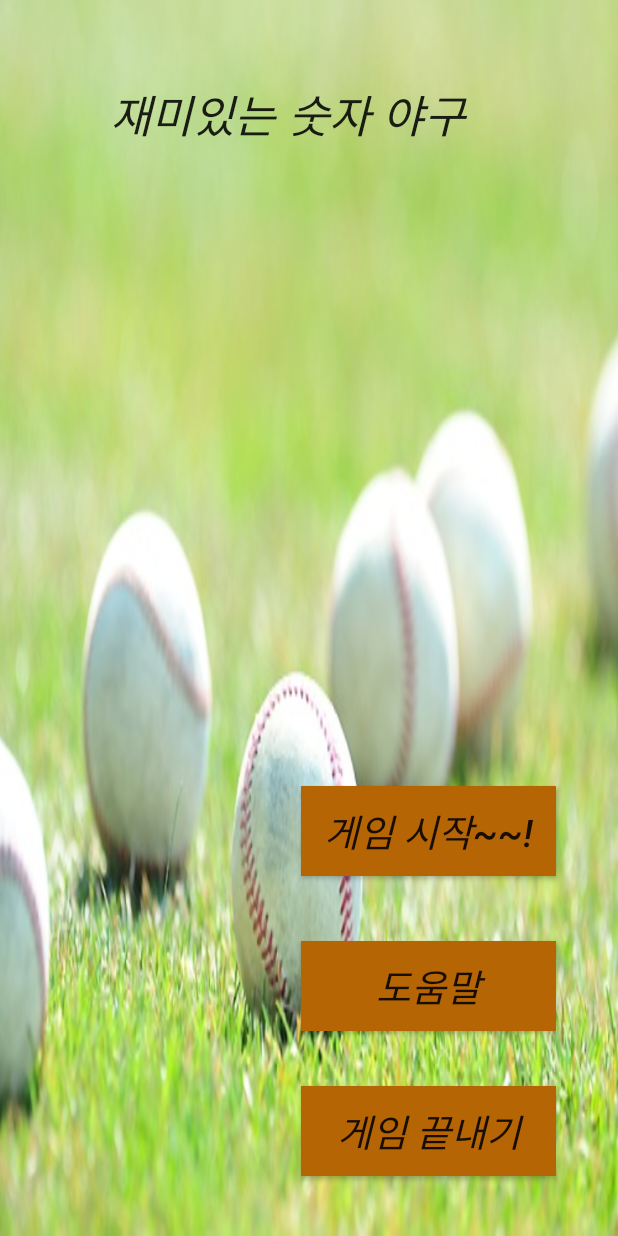
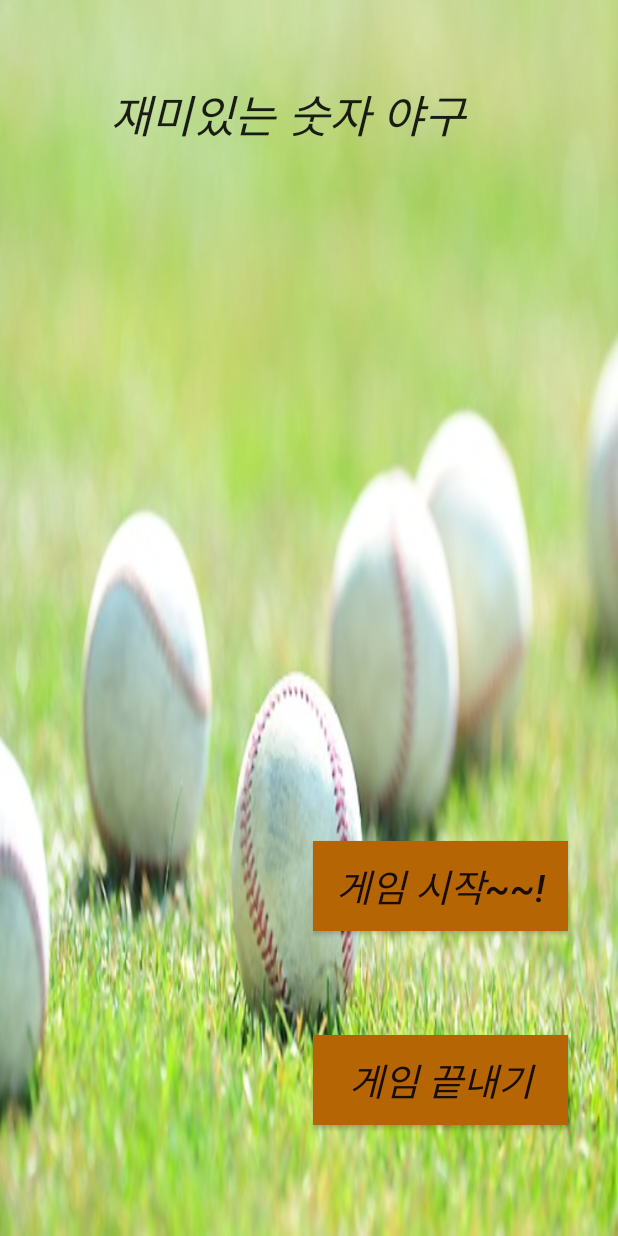
Before and after one commit to tlgj255/and_stu, an Android app: the screen it shows after launch (MainActivity), on a phone screen of 412 x 824 dp. Run offline under Robolectric (Android 15) with nearby library versions, the phone set to English and light mode, and no system bars.

```diff
--- a/app/src/main/AndroidManifest.xml
+++ b/app/src/main/AndroidManifest.xml
@@ -19,9 +19,6 @@
         <activity android:name=".game"
             android:theme="@style/Theme.AppCompat.Light.NoActionBar">
         </activity>
-        <activity android:name=".help"
-            android:theme="@style/Theme.AppCompat.Light.NoActionBar">
-        </activity>
     </application>
 
 </manifest>
--- a/app/src/main/java/com/example/tlqkf/homework/MainActivity.java
+++ b/app/src/main/java/com/example/tlqkf/homework/MainActivity.java
@@ -9,7 +9,7 @@ import android.widget.RelativeLayout;
 
 public class MainActivity extends AppCompatActivity {
     int a = 0 ;
-    Button start,help,quit,yes,no;
+    Button start,quit,yes,no;
     RelativeLayout ask;
     @Override
     public void onBackPressed(){
@@ -17,7 +17,6 @@ public class MainActivity extends AppCompatActivity {
             ask.setVisibility(View.GONE);
             start.setVisibility(View.VISIBLE);
             quit.setVisibility(View.VISIBLE);
-            help.setVisibility(View.VISIBLE);
             a = 0 ;
             yes.setClickable(false);
             no.setClickable(false);
@@ -25,8 +24,6 @@ public class MainActivity extends AppCompatActivity {
             ask.setVisibility(View.VISIBLE);
         start.setVisibility(View.GONE);
         quit.setVisibility(View.GONE);
-        help.setVisibility(View.GONE);
-
             yes.setClickable(true);
             no.setClickable(true);
         a = 1 ;}
@@ -36,7 +33,6 @@ public class MainActivity extends AppCompatActivity {
         super.onCreate(savedInstanceState);
         setContentView(R.layout.activity_main);
         start = (Button)findViewById(R.id.button);
-        help = (Button)findViewById(R.id.button2);
         quit = (Button)findViewById(R.id.button3);
         ask = (RelativeLayout)findViewById(R.id.ask);
         yes = (Button)findViewById(R.id.finish);
@@ -44,12 +40,7 @@ public class MainActivity extends AppCompatActivity {
     }
     public void onclick(View v){
         Intent game = new Intent(this,game.class);
-        Intent help_ = new Intent(this,help.class);
         switch (v.getId()) {
-            case R.id.button2:
-                overridePendingTransition(R.anim.gone,R.anim.go);
-                startActivity(help_);
-                break;
             case R.id.button:
                 finish();
                 overridePendingTransition(R.anim.gone,R.anim.go);
@@ -59,7 +50,6 @@ public class MainActivity extends AppCompatActivity {
                 ask.setVisibility(View.VISIBLE);
                 start.setVisibility(View.GONE);
                 quit.setVisibility(View.GONE);
-                help.setVisibility(View.GONE);
                 yes.setClickable(true);
                 no.setClickable(true);
 
@@ -72,7 +62,6 @@ public class MainActivity extends AppCompatActivity {
                 ask.setVisibility(View.GONE);
                 start.setVisibility(View.VISIBLE);
                 quit.setVisibility(View.VISIBLE);
-                help.setVisibility(View.VISIBLE);
                 a = 0;
                 yes.setClickable(false);
                 no.setClickable(false);
--- a/app/src/main/res/layout/activity_main.xml
+++ b/app/src/main/res/layout/activity_main.xml
@@ -51,27 +51,13 @@
         android:textStyle="italic"
         android:textSize="25dp"
         android:id="@+id/button"
-        android:layout_alignParentBottom="true"
-        android:layout_alignParentEnd="true"
-        android:layout_marginEnd="41dp"
-        android:layout_marginBottom="240dp"
+        android:layout_marginEnd="33dp"
+        android:layout_marginBottom="69dp"
         android:onClick="onclick"
         android:background="#B56503"
-        android:visibility="visible"/>
-
-    <Button
-        android:layout_width="170dp"
-        android:layout_height="60dp"
-        android:text="도움말"
-        android:textStyle="italic"
-        android:textSize="25dp"
-        android:id="@+id/button2"
-        android:layout_alignTop="@+id/button"
-        android:layout_alignEnd="@+id/button"
-        android:layout_marginTop="103dp"
-        android:onClick="onclick"
-        android:background="#B56503"
-        android:visibility="visible"/>
+        android:visibility="visible"
+        android:layout_above="@+id/button3"
+        android:layout_alignParentEnd="true" />
 
     <Button
         android:layout_width="170dp"
@@ -80,12 +66,12 @@
         android:textStyle="italic"
         android:textSize="25dp"
         android:id="@+id/button3"
-        android:layout_alignParentBottom="true"
-        android:layout_alignStart="@+id/button2"
-        android:layout_marginBottom="40dp"
+        android:layout_marginBottom="74dp"
         android:onClick="onclick"
         android:background="#B56503"
-        android:visibility="visible"/>
+        android:visibility="visible"
+        android:layout_alignParentBottom="true"
+        android:layout_alignStart="@+id/button" />
     <TextView
         android:layout_width="wrap_content"
         android:layout_height="40dp"
```
Also changed, not shown: app/src/main/java/com/example/tlqkf/homework/game.java (+31 -73 lines), app/src/main/java/com/example/tlqkf/homework/help.java (deleted, +0 -15 lines), app/src/main/res/layout/game.xml (+46 -44 lines), app/src/main/res/layout/help.xml (deleted, +0 -14 lines).
